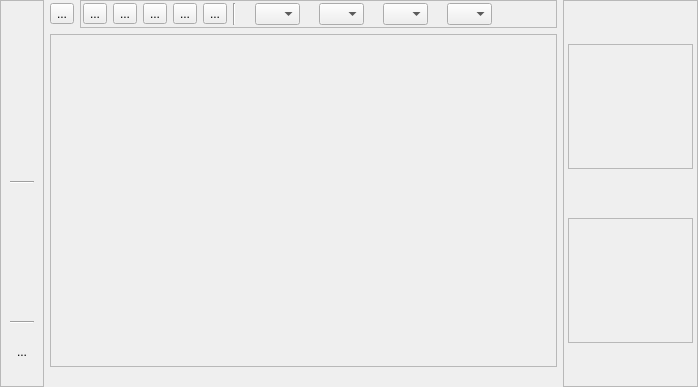
This is src/terralib/qt/widgets/rp/ui/RasterNavigatorWidgetForm.ui in claudiobogossian/terralib5 as Qt 5 draws it before an edit. The edited form follows.
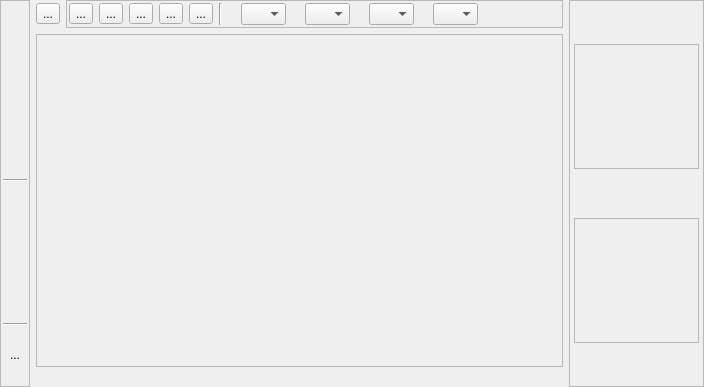
This is the edited form.

The edit to the form file:
```diff
--- a/src/terralib/qt/widgets/rp/ui/RasterNavigatorWidgetForm.ui
+++ b/src/terralib/qt/widgets/rp/ui/RasterNavigatorWidgetForm.ui
@@ -6,7 +6,7 @@
    <rect>
     <x>0</x>
     <y>0</y>
-    <width>698</width>
+    <width>704</width>
     <height>387</height>
    </rect>
   </property>
@@ -36,6 +36,9 @@
           <enum>QFrame::Raised</enum>
          </property>
          <layout class="QGridLayout" name="gridLayout">
+          <property name="margin">
+           <number>2</number>
+          </property>
           <item row="0" column="0">
            <widget class="QToolButton" name="m_recomposeActionToolButton">
             <property name="toolTip">
```
